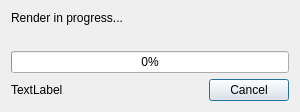
The window that src/GUI/ui/WorkflowFileRendererDialog.ui (VLMC/vlmc) describes before a commit, drawn with Qt 5.
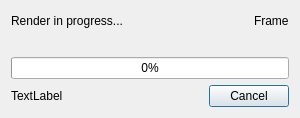
The same window after the commit.

Commit message:
Solved bug when closing rendering window.
The number of frame is now printed in the dialog.

Diff of the .ui file:
```diff
--- a/src/GUI/ui/WorkflowFileRendererDialog.ui
+++ b/src/GUI/ui/WorkflowFileRendererDialog.ui
@@ -20,6 +20,44 @@
    <string>Dialog</string>
   </property>
   <layout class="QGridLayout" name="gridLayout">
+   <item row="0" column="0">
+    <layout class="QHBoxLayout" name="horizontalLayout_2">
+     <item>
+      <widget class="QLabel" name="renderInProgress">
+       <property name="text">
+        <string>Render in progress...</string>
+       </property>
+      </widget>
+     </item>
+     <item>
+      <spacer name="horizontalSpacer_2">
+       <property name="orientation">
+        <enum>Qt::Horizontal</enum>
+       </property>
+       <property name="sizeHint" stdset="0">
+        <size>
+         <width>40</width>
+         <height>20</height>
+        </size>
+       </property>
+      </spacer>
+     </item>
+     <item>
+      <widget class="QLabel" name="frameCounter">
+       <property name="text">
+        <string>Frame</string>
+       </property>
+      </widget>
+     </item>
+    </layout>
+   </item>
+   <item row="1" column="0">
+    <widget class="QLabel" name="previewLabel">
+     <property name="text">
+      <string/>
+     </property>
+    </widget>
+   </item>
    <item row="2" column="0">
     <widget class="QProgressBar" name="progressBar">
      <property name="value">
@@ -58,20 +96,6 @@
      </item>
     </layout>
    </item>
-   <item row="0" column="0">
-    <widget class="QLabel" name="label">
-     <property name="text">
-      <string>Render in progress...</string>
-     </property>
-    </widget>
-   </item>
-   <item row="1" column="0">
-    <widget class="QLabel" name="previewLabel">
-     <property name="text">
-      <string/>
-     </property>
-    </widget>
-   </item>
   </layout>
  </widget>
  <resources/>
```
The commit also changes 3 other files.
